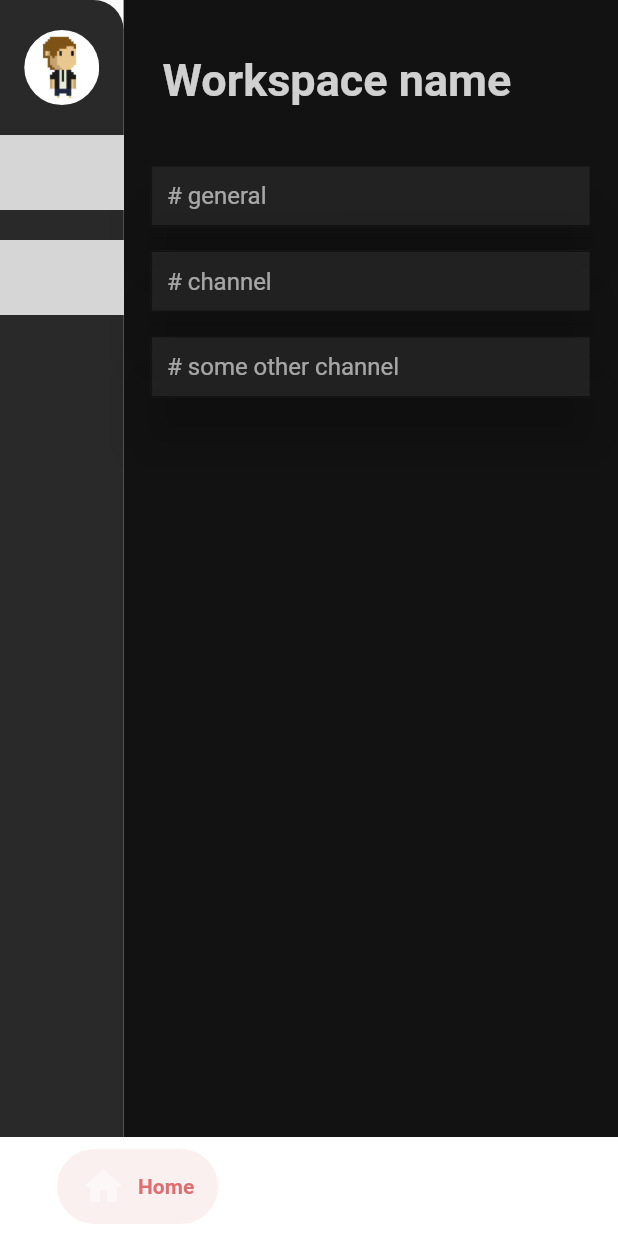
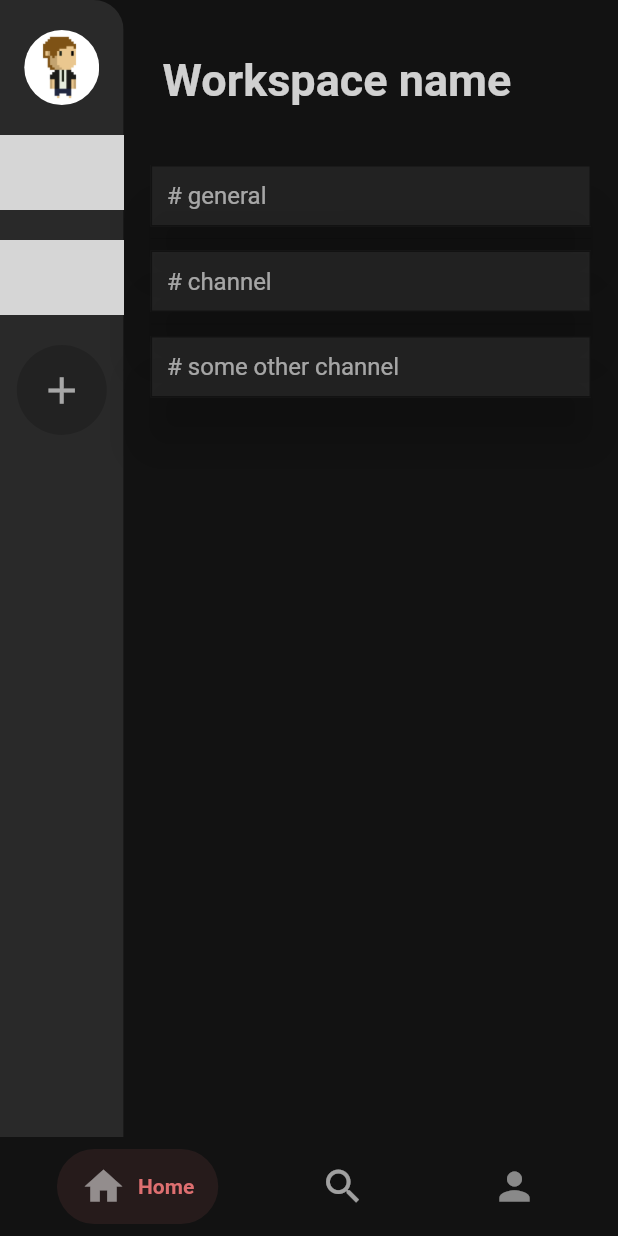
Before and after one commit to pri1311/xyz, a Flutter app: the screen it shows after launch, on a phone screen of 412 x 824 dp. Run offline on Flutter 3.47's test engine with Material 2 defaults, Android fonts, the phone set to English and light mode, and no system bars; drawn by our look-alikes of salomon_bottom_bar; our stand-ins replace animated_text_kit, flutter_chat_bubble, like_button; missing offline and left inert: flappy_search_bar; grey boxes are pictures that could not be loaded.

Commit message:
create workspace button

```diff
--- a/lib/screens/channelList.dart
+++ b/lib/screens/channelList.dart
@@ -53,6 +53,7 @@ class _channelListState extends State<channelList> {
   @override
   Widget build(BuildContext context) {
     return Scaffold(
+      backgroundColor: Color(0xFF121212),
       body: SafeArea(
         child: Row(
           children: [
@@ -63,8 +64,9 @@ class _channelListState extends State<channelList> {
                 width: 80,
                 decoration: BoxDecoration(
                   color: Color(0xFF292929),
-                  borderRadius:
-                      BorderRadius.only(topRight: Radius.circular(20.0)),
+                  borderRadius: BorderRadius.only(
+                    topRight: Radius.circular(20.0),
+                  ),
                 ),
                 child: Expanded(
                   child: ListView(
@@ -74,6 +76,22 @@ class _channelListState extends State<channelList> {
                       ),
                       Workspacebuttons(),
                       Workspacebuttons(),
+                      Container(
+                        height: 60,
+                        margin: EdgeInsets.only(top: 20),
+                        decoration: BoxDecoration(
+                          shape: BoxShape.circle,
+                          color: Color(0xFF121212).withOpacity(0.3),
+                        ),
+                        child: IconButton(
+                          onPressed: null,
+                          icon: Icon(
+                            Icons.add,
+                            color: Colors.white.withOpacity(0.6),
+                            size: 30,
+                          ),
+                        ),
+                      ),
                     ],
                   ),
                 ),
--- a/lib/screens/homepage.dart
+++ b/lib/screens/homepage.dart
@@ -43,9 +43,13 @@ class _HomepageState extends State<Homepage> {
                       child: SearchPage(),
                     ),
           Container(
+              decoration: BoxDecoration(
+                color: Color(0xFF121212),
+              ),
               padding: EdgeInsets.fromLTRB(30, 0, 30, 0),
               child: Center(
                 child: SalomonBottomBar(
+                  selectedItemColor: Color(0xFFEF7070),
                   currentIndex: _SelectedTab.values.indexOf(_selectedTab),
                   onTap: _handleIndexChanged,
                   items: [
```
